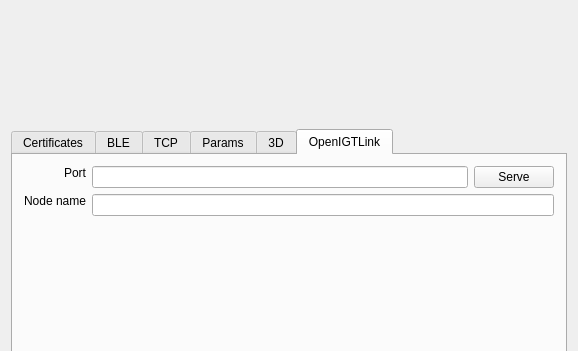
Qt form examples/solum_qt/solum/solumqt.ui (dev-threads/solum) before a commit; both pictures show x 0 to 578 and y 0 to 351 of the 578 by 705 pixel window.
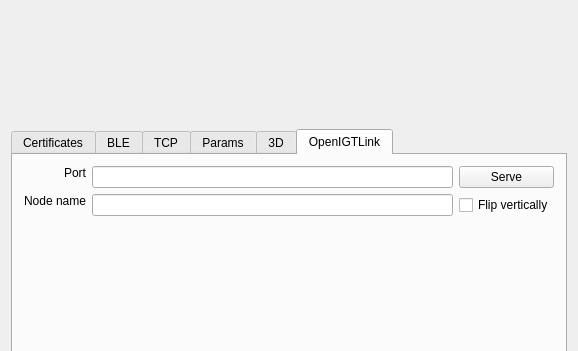
The same form after that commit. The open tabs and pages were chosen to show the change. Custom widgets are drawn as their Qt base class.

Commit message: Qt: OpenIGTLink: add an option to vertically flip the streamed image

Diff of the .ui file:
```diff
--- a/examples/solum_qt/solum/solumqt.ui
+++ b/examples/solum_qt/solum/solumqt.ui
@@ -1009,9 +1009,16 @@
           </property>
          </widget>
         </item>
-        <item row="1" column="1" colspan="2">
+        <item row="1" column="1">
          <widget class="QLineEdit" name="igtlnode"/>
         </item>
+        <item row="1" column="2">
+         <widget class="QCheckBox" name="igtlflip">
+          <property name="text">
+           <string>Flip vertically</string>
+          </property>
+         </widget>
+        </item>
         <item row="2" column="0" colspan="3">
          <layout class="QGridLayout">
           <item row="0" column="0">
```
Left out of the diff: 17 changed lines with no effect on the pictures. The commit also changes 4 other files.
